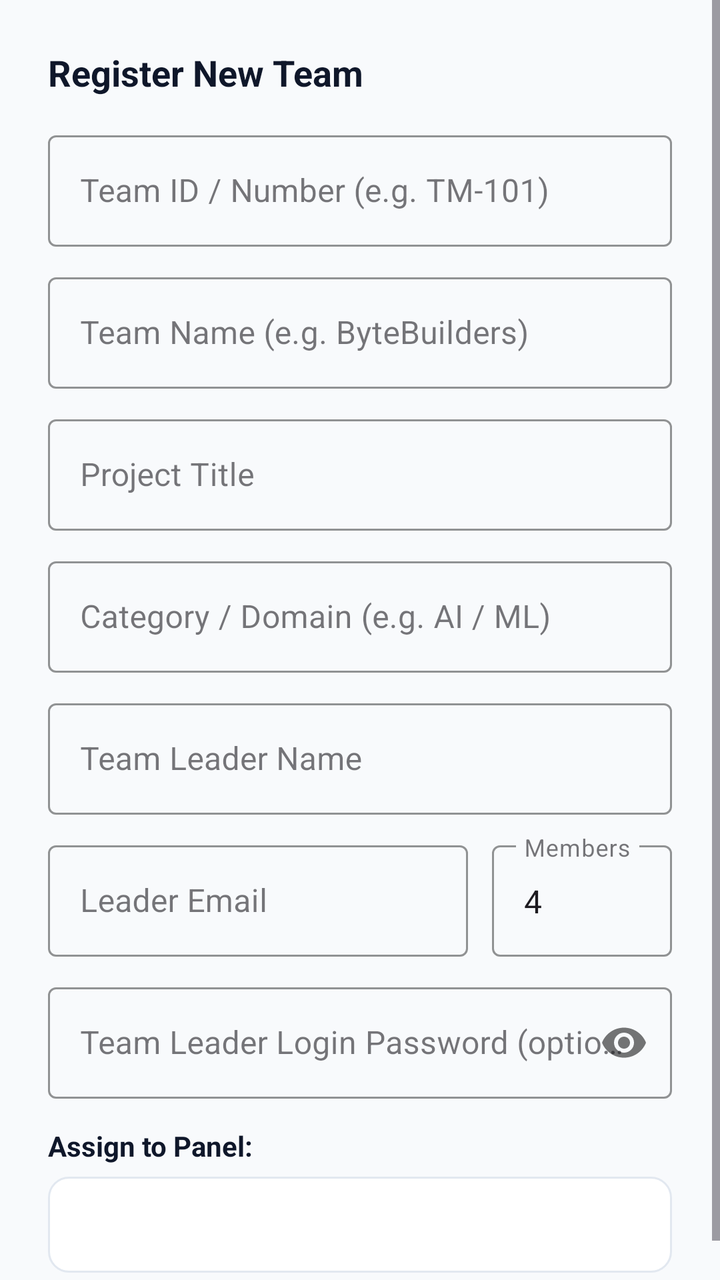
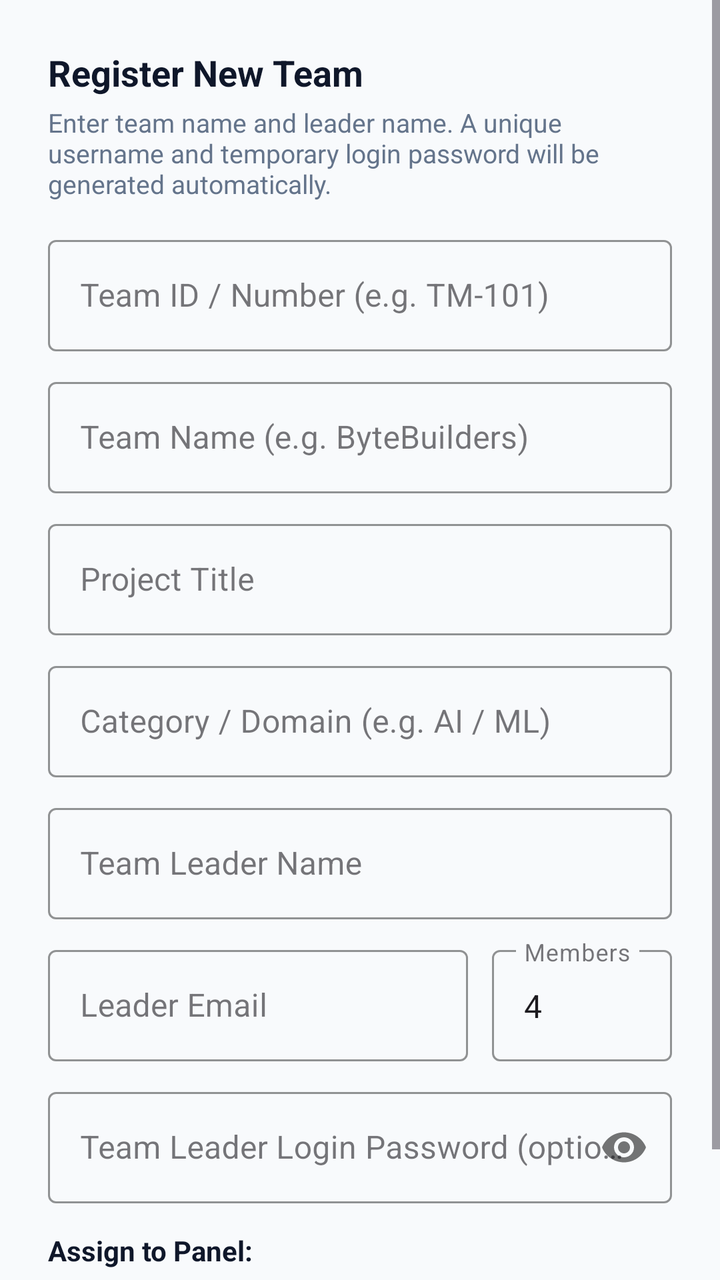

An Android layout rendered at two revisions. The XML below is the earlier revision; the diff shows what the commit changed to produce the second picture.
<!-- AndroidManifest.xml: application theme Theme.Judgex -->
<!-- res/layout/dialog_add_team.xml -->
<?xml version="1.0" encoding="utf-8"?>
<ScrollView xmlns:android="http://schemas.android.com/apk/res/android"
    xmlns:app="http://schemas.android.com/apk/res-auto"
    android:layout_width="match_parent"
    android:layout_height="wrap_content">

    <LinearLayout
        android:layout_width="match_parent"
        android:layout_height="wrap_content"
        android:orientation="vertical"
        android:padding="24dp">

        <TextView
            android:id="@+id/tvDialogTitle"
            android:layout_width="wrap_content"
            android:layout_height="wrap_content"
            android:text="Register New Team"
            android:textColor="@color/text_primary"
            android:textSize="18sp"
            android:textStyle="bold" />

        <com.google.android.material.textfield.TextInputLayout
            android:id="@+id/tilTeamNumber"
            style="@style/Widget.MaterialComponents.TextInputLayout.OutlinedBox"
            android:layout_width="match_parent"
            android:layout_height="wrap_content"
            android:layout_marginTop="14dp"
            android:hint="Team ID / Number (e.g. TM-101)"
            app:boxStrokeColor="@color/accent">

            <com.google.android.material.textfield.TextInputEditText
                android:id="@+id/etTeamNumber"
                android:layout_width="match_parent"
                android:layout_height="wrap_content"
                android:inputType="textCapCharacters" />

        </com.google.android.material.textfield.TextInputLayout>

        <com.google.android.material.textfield.TextInputLayout
            android:id="@+id/tilTeamName"
            style="@style/Widget.MaterialComponents.TextInputLayout.OutlinedBox"
            android:layout_width="match_parent"
            android:layout_height="wrap_content"
            android:layout_marginTop="10dp"
            android:hint="Team Name (e.g. ByteBuilders)"
            app:boxStrokeColor="@color/accent">

            <com.google.android.material.textfield.TextInputEditText
                android:id="@+id/etTeamName"
                android:layout_width="match_parent"
                android:layout_height="wrap_content"
                android:inputType="textCapWords" />

        </com.google.android.material.textfield.TextInputLayout>

        <com.google.android.material.textfield.TextInputLayout
            android:id="@+id/tilProjectTitle"
            style="@style/Widget.MaterialComponents.TextInputLayout.OutlinedBox"
            android:layout_width="match_parent"
            android:layout_height="wrap_content"
            android:layout_marginTop="10dp"
            android:hint="Project Title"
            app:boxStrokeColor="@color/accent">

            <com.google.android.material.textfield.TextInputEditText
                android:id="@+id/etProjectTitle"
                android:layout_width="match_parent"
                android:layout_height="wrap_content"
                android:inputType="textCapSentences" />

        </com.google.android.material.textfield.TextInputLayout>

        <com.google.android.material.textfield.TextInputLayout
            android:id="@+id/tilCategory"
            style="@style/Widget.MaterialComponents.TextInputLayout.OutlinedBox"
            android:layout_width="match_parent"
            android:layout_height="wrap_content"
            android:layout_marginTop="10dp"
            android:hint="Category / Domain (e.g. AI / ML)"
            app:boxStrokeColor="@color/accent">

            <com.google.android.material.textfield.TextInputEditText
                android:id="@+id/etCategory"
                android:layout_width="match_parent"
                android:layout_height="wrap_content"
                android:inputType="textCapWords" />

        </com.google.android.material.textfield.TextInputLayout>

        <com.google.android.material.textfield.TextInputLayout
            android:id="@+id/tilLeaderName"
            style="@style/Widget.MaterialComponents.TextInputLayout.OutlinedBox"
            android:layout_width="match_parent"
            android:layout_height="wrap_content"
            android:layout_marginTop="10dp"
            android:hint="Team Leader Name"
            app:boxStrokeColor="@color/accent">

            <com.google.android.material.textfield.TextInputEditText
                android:id="@+id/etLeaderName"
                android:layout_width="match_parent"
                android:layout_height="wrap_content"
                android:inputType="textPersonName" />

        </com.google.android.material.textfield.TextInputLayout>

        <LinearLayout
            android:layout_width="match_parent"
            android:layout_height="wrap_content"
            android:layout_marginTop="10dp"
            android:orientation="horizontal">

            <com.google.android.material.textfield.TextInputLayout
                android:id="@+id/tilLeaderEmail"
                style="@style/Widget.MaterialComponents.TextInputLayout.OutlinedBox"
                android:layout_width="0dp"
                android:layout_height="wrap_content"
                android:layout_marginEnd="6dp"
                android:layout_weight="1"
                android:hint="Leader Email"
                app:boxStrokeColor="@color/accent">

                <com.google.android.material.textfield.TextInputEditText
                    android:id="@+id/etLeaderEmail"
                    android:layout_width="match_parent"
                    android:layout_height="wrap_content"
                    android:inputType="textEmailAddress" />

            </com.google.android.material.textfield.TextInputLayout>

            <com.google.android.material.textfield.TextInputLayout
                android:id="@+id/tilMemberCount"
                style="@style/Widget.MaterialComponents.TextInputLayout.OutlinedBox"
                android:layout_width="90dp"
                android:layout_height="wrap_content"
                android:layout_marginStart="6dp"
                android:hint="Members"
                app:boxStrokeColor="@color/accent">

                <com.google.android.material.textfield.TextInputEditText
                    android:id="@+id/etMemberCount"
                    android:layout_width="match_parent"
                    android:layout_height="wrap_content"
                    android:inputType="number"
                    android:text="4" />

            </com.google.android.material.textfield.TextInputLayout>

        </LinearLayout>

        <com.google.android.material.textfield.TextInputLayout
            android:id="@+id/tilLeaderPassword"
            style="@style/Widget.MaterialComponents.TextInputLayout.OutlinedBox"
            android:layout_width="match_parent"
            android:layout_height="wrap_content"
            android:layout_marginTop="10dp"
            android:hint="Team Leader Login Password (optional, min 6 chars)"
            app:passwordToggleEnabled="true"
            app:boxStrokeColor="@color/accent">

            <com.google.android.material.textfield.TextInputEditText
                android:id="@+id/etLeaderPassword"
                android:layout_width="match_parent"
                android:layout_height="wrap_content"
                android:inputType="textPassword" />

        </com.google.android.material.textfield.TextInputLayout>

        <TextView
            android:layout_width="wrap_content"
            android:layout_height="wrap_content"
            android:layout_marginTop="14dp"
            android:text="Assign to Panel:"
            android:textColor="@color/text_primary"
            android:textSize="14sp"
            android:textStyle="bold" />

        <Spinner
            android:id="@+id/spinnerPanels"
            android:layout_width="match_parent"
            android:layout_height="48dp"
            android:layout_marginTop="6dp"
            android:background="@drawable/bg_card_rounded" />

    </LinearLayout>

</ScrollView>
<!-- resources referenced by this layout -->
<resources>
  <color name="accent">#2563EB</color>
  <color name="text_primary">#0F172A</color>
  <!-- drawable bg_card_rounded (drawable) -->
  <?xml version="1.0" encoding="utf-8"?>
  <shape xmlns:android="http://schemas.android.com/apk/res/android">
      <solid android:color="@color/surface" />
      <corners android:radius="10dp" />
      <stroke android:width="1dp" android:color="@color/card_border" />
      <padding android:left="12dp" android:top="8dp" android:right="12dp" android:bottom="8dp" />
  </shape>
  <style name="Theme.Judgex" parent="Theme.Material3.DayNight.NoActionBar">
          
          <item name="colorPrimary">@color/accent</item>
          <item name="colorPrimaryVariant">@color/primary_dark</item>
          <item name="colorOnPrimary">@color/white</item>
          
          <item name="colorSecondary">@color/accent_light</item>
          <item name="colorSecondaryVariant">@color/accent</item>
          <item name="colorOnSecondary">@color/white</item>
          
          <item name="android:statusBarColor">@color/primary</item>
          <item name="android:windowLightStatusBar">false</item>
          
          <item name="android:windowBackground">@color/background</item>
      </style>
  <color name="surface">#FFFFFF</color>
  <color name="card_border">#E2E8F0</color>
  <color name="primary_dark">#020617</color>
  <color name="white">#FFFFFF</color>
  <color name="accent_light">#3B82F6</color>
  <color name="primary">#0F172A</color>
  <color name="background">#F8FAFC</color>
</resources>

<!-- the commit's change to res/layout/dialog_add_team.xml (unified diff, before → after) -->
@@ -18,6 +18,15 @@
             android:textColor="@color/text_primary"
             android:textSize="18sp"
             android:textStyle="bold" />
+
+        <TextView
+            android:id="@+id/tvDialogSubtitle"
+            android:layout_width="wrap_content"
+            android:layout_height="wrap_content"
+            android:layout_marginTop="4dp"
+            android:text="Enter team name and leader name. A unique username and temporary login password will be generated automatically."
+            android:textColor="@color/text_secondary"
+            android:textSize="13sp" />
 
         <com.google.android.material.textfield.TextInputLayout
             android:id="@+id/tilTeamNumber"
@@ -105,6 +114,7 @@
         </com.google.android.material.textfield.TextInputLayout>
 
         <LinearLayout
+            android:id="@+id/llEmailAndMembers"
             android:layout_width="match_parent"
             android:layout_height="wrap_content"
             android:layout_marginTop="10dp"
@@ -167,6 +177,7 @@
         </com.google.android.material.textfield.TextInputLayout>
 
         <TextView
+            android:id="@+id/tvPanelLabel"
             android:layout_width="wrap_content"
             android:layout_height="wrap_content"
             android:layout_marginTop="14dp"
<!-- resource entries referenced after the edit -->
@@ -2,6 +2,7 @@
 <resources>
   <color name="accent">#2563EB</color>
   <color name="text_primary">#0F172A</color>
+  <color name="text_secondary">#64748B</color>
   <!-- drawable bg_card_rounded (drawable) -->
   <?xml version="1.0" encoding="utf-8"?>
   <shape xmlns:android="http://schemas.android.com/apk/res/android">
